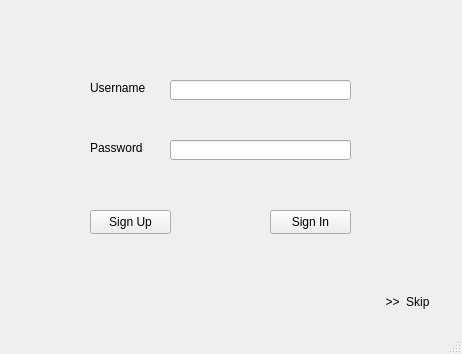
Old version of the form ui/loginWindow.ui in the repository Pitiedwzr/FileArchiver.
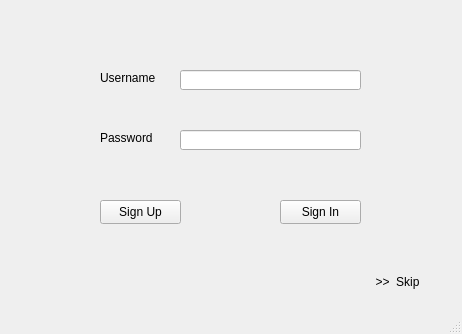
New version of the form.

Commit message: Login page position changes

```diff
--- a/ui/loginWindow.ui
+++ b/ui/loginWindow.ui
@@ -7,7 +7,7 @@
     <x>0</x>
     <y>0</y>
     <width>462</width>
-    <height>354</height>
+    <height>334</height>
    </rect>
   </property>
   <property name="windowTitle">
@@ -17,8 +17,8 @@
    <widget class="QLabel" name="usernameLabel">
     <property name="geometry">
      <rect>
-      <x>90</x>
-      <y>80</y>
+      <x>100</x>
+      <y>70</y>
       <width>71</width>
       <height>16</height>
      </rect>
@@ -30,8 +30,8 @@
    <widget class="QLabel" name="passwordLabel">
     <property name="geometry">
      <rect>
-      <x>90</x>
-      <y>140</y>
+      <x>100</x>
+      <y>130</y>
       <width>71</width>
       <height>16</height>
      </rect>
@@ -43,8 +43,8 @@
    <widget class="QLineEdit" name="usernameLineEdit">
     <property name="geometry">
      <rect>
-      <x>170</x>
-      <y>80</y>
+      <x>180</x>
+      <y>70</y>
       <width>181</width>
       <height>20</height>
      </rect>
@@ -53,8 +53,8 @@
    <widget class="QLineEdit" name="passwordLineEdit">
     <property name="geometry">
      <rect>
-      <x>170</x>
-      <y>140</y>
+      <x>180</x>
+      <y>130</y>
       <width>181</width>
       <height>20</height>
      </rect>
@@ -63,8 +63,8 @@
    <widget class="QPushButton" name="signUpButton">
     <property name="geometry">
      <rect>
-      <x>90</x>
-      <y>210</y>
+      <x>100</x>
+      <y>200</y>
       <width>81</width>
       <height>24</height>
      </rect>
@@ -76,8 +76,8 @@
    <widget class="QPushButton" name="signInButton">
     <property name="geometry">
      <rect>
-      <x>270</x>
-      <y>210</y>
+      <x>280</x>
+      <y>200</y>
       <width>81</width>
       <height>24</height>
      </rect>
@@ -89,8 +89,8 @@
    <widget class="QPushButton" name="skipButton">
     <property name="geometry">
      <rect>
-      <x>370</x>
-      <y>290</y>
+      <x>360</x>
+      <y>270</y>
       <width>75</width>
       <height>24</height>
      </rect>
```
